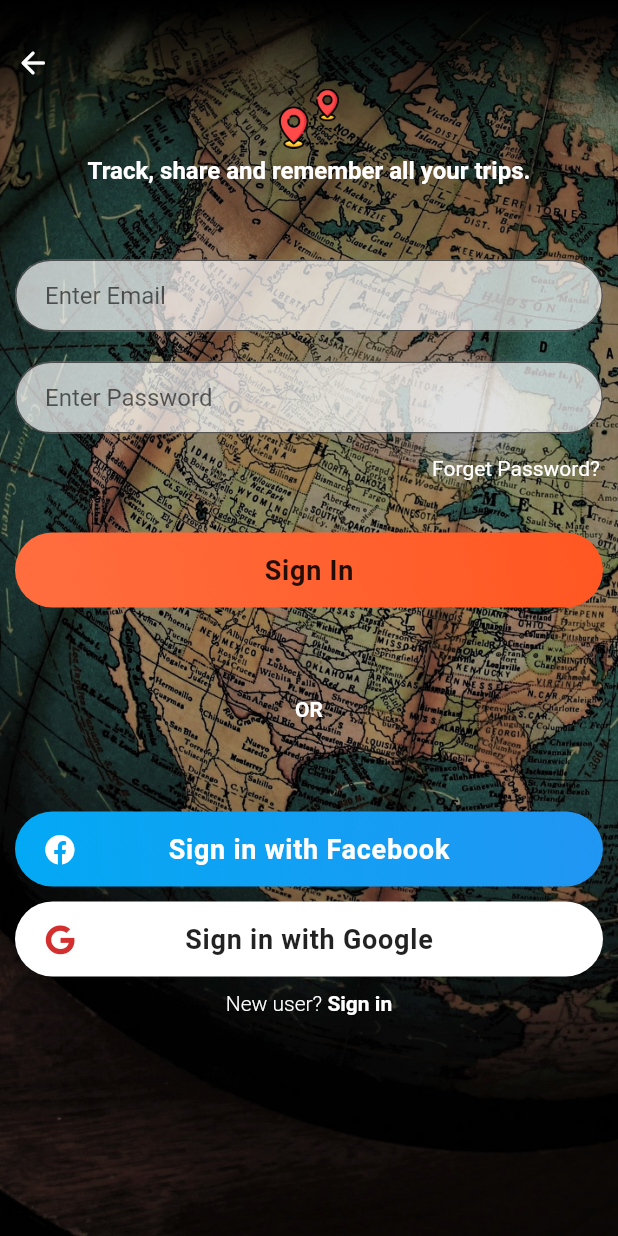
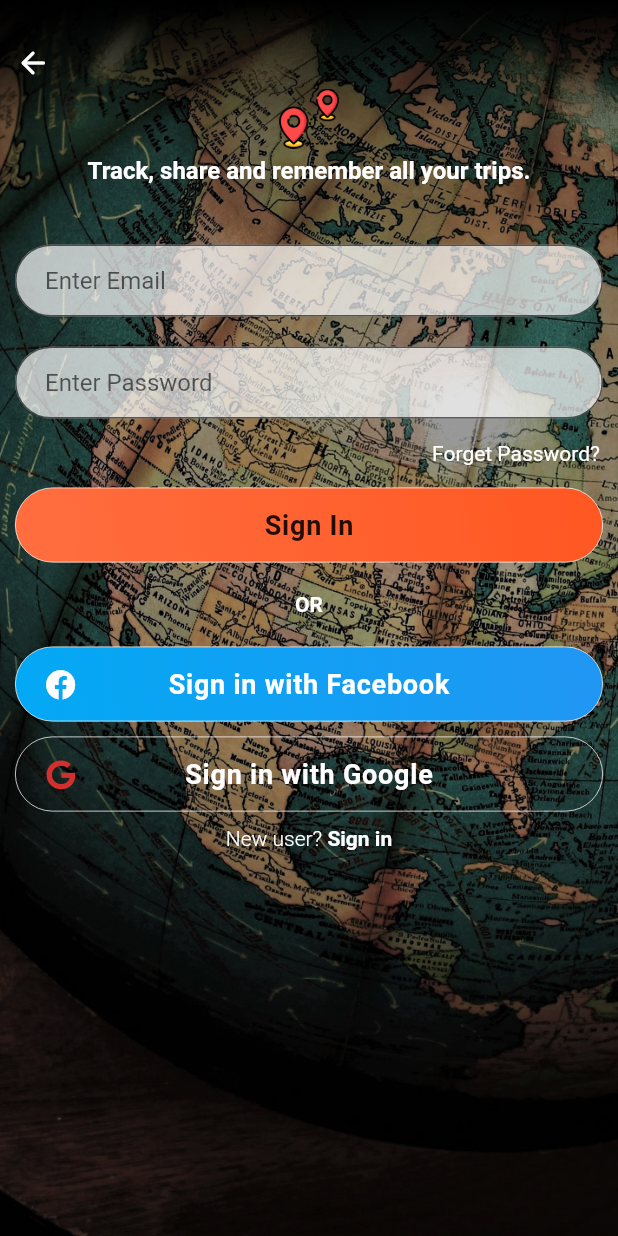
Before and after one commit to Dhanraj-FlutterDev/flutter_new_travel_app, a Flutter app: the SignIn screen opened directly, on a phone screen of 412 x 824 dp. Run offline on Flutter 3.47's test engine with Material 2 defaults, Android fonts, the phone set to English and light mode, and no system bars; our stand-ins replace font_awesome_flutter, google_fonts.

Commit message:
updated version 2

```diff
--- a/lib/main.dart
+++ b/lib/main.dart
@@ -1,10 +1,14 @@
 import 'package:flutter/material.dart';
 import 'package:flutter_new_travel_app/home.dart';
 import 'package:flutter_new_travel_app/pages/home_page.dart';
+import 'package:flutter_new_travel_app/pages/new_bottomnav.dart';
+import 'package:flutter_new_travel_app/pages/new_profile_page.dart';
 import 'package:flutter_new_travel_app/pages/profile_page.dart';
+import 'package:flutter_new_travel_app/pages/profile_scroll.dart';
 import 'package:flutter_new_travel_app/pages/sign_in_page.dart';
 import 'package:flutter_new_travel_app/pages/sign_in_page_v2.dart';
 import 'package:flutter_new_travel_app/pages/sign_up_page.dart';
+import 'package:flutter_new_travel_app/pages/tabbar_view.dart';
 
 
 
@@ -16,7 +20,7 @@ class TravelApp extends StatelessWidget {
   Widget build(BuildContext context) {
     return MaterialApp(
       debugShowCheckedModeBanner: false,
-      home: Home()
+      home: NewBottomNav()
     );
   }
 }
--- a/lib/pages/sign_in_page_v2.dart
+++ b/lib/pages/sign_in_page_v2.dart
@@ -12,9 +12,7 @@ class _SignInState extends State<SignIn> {
   @override
   Widget build(BuildContext context) {
     return Scaffold(
-      body: SingleChildScrollView(
-        physics: NeverScrollableScrollPhysics(),
-        child: Stack(
+      body: SingleChildScrollView(child: Stack(
         children: [
           Container(
             height: MediaQuery.of(context).size.height,
@@ -70,7 +68,7 @@ class _SignInState extends State<SignIn> {
                             fontWeight: FontWeight.w700,
                             fontSize: 16,))),
                 Container(
-                    margin: EdgeInsets.only(bottom: 30,top: 40),
+                  margin: EdgeInsets.only(bottom: 10,top: 30),
                   child: Column(
                     children: [
                       Padding(
@@ -124,7 +122,7 @@ class _SignInState extends State<SignIn> {
                 ),
                 Container(
                     child: Padding(
-                    padding: const EdgeInsets.all(60.0),
+                  padding: const EdgeInsets.all(20.0),
                   child: Center(
                     child: Text(
                       'OR',
@@ -152,13 +150,13 @@ class _SignInState extends State<SignIn> {
                     height: 10,
                   ),
                   GradientButtonWidget(
-                      textColor: Colors.black87,
+                    textColor: Colors.white,
                     iconColor: Colors.red.shade700,
                     textTitle: 'Sign in with Google',
                     iconData: FontAwesomeIcons.google,
                     opacity: 1,
-                      color1: Colors.white,
-                      color2: Colors.white,
+                    color1: Colors.transparent,
+                    color2: Colors.transparent,
                   ),
                   SizedBox(
                     height: 10,
@@ -184,8 +182,7 @@ class _SignInState extends State<SignIn> {
             ),
           ),
         ],
-        )
-      ),
+      )),
     );
   }
 }
--- a/lib/pages/sign_up_page.dart
+++ b/lib/pages/sign_up_page.dart
@@ -97,7 +97,7 @@ class TextFormFieldWidget extends StatelessWidget {
       decoration: InputDecoration(
           filled: true,
           fillColor: Colors.white,
-          labelText: name,
+          hintText: name,
           contentPadding: EdgeInsets.only(left: 20, right: 20),
           border: OutlineInputBorder(
               borderRadius: BorderRadius.circular(25),
--- a/lib/widgets.dart
+++ b/lib/widgets.dart
@@ -26,6 +26,7 @@ class GradientButtonWidget extends StatelessWidget {
                   color2,
                 ]
             ),
+            border: Border.all(color: Colors.white,width: 0.5),
             borderRadius: BorderRadius.circular(25)
         ),
         child: Center(
--- a/pubspec.yaml
+++ b/pubspec.yaml
@@ -32,6 +32,7 @@ dependencies:
   flutter_native_splash: ^0.3.0
   google_fonts: ^1.1.1
   font_awesome_flutter: ^8.10.0
+  top_snackbar_flutter: ^0.0.3
 
 
 dev_dependencies:
```
Also changed, not shown: pubspec.lock. Lines whose indentation alone changed are shown as unchanged.
